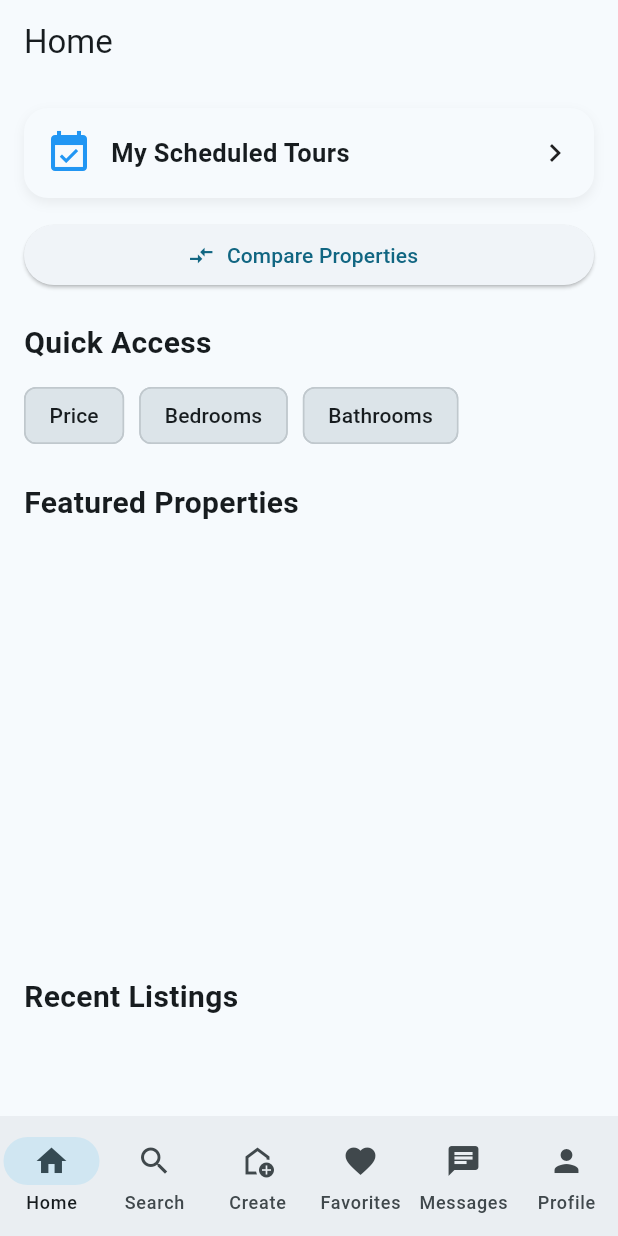
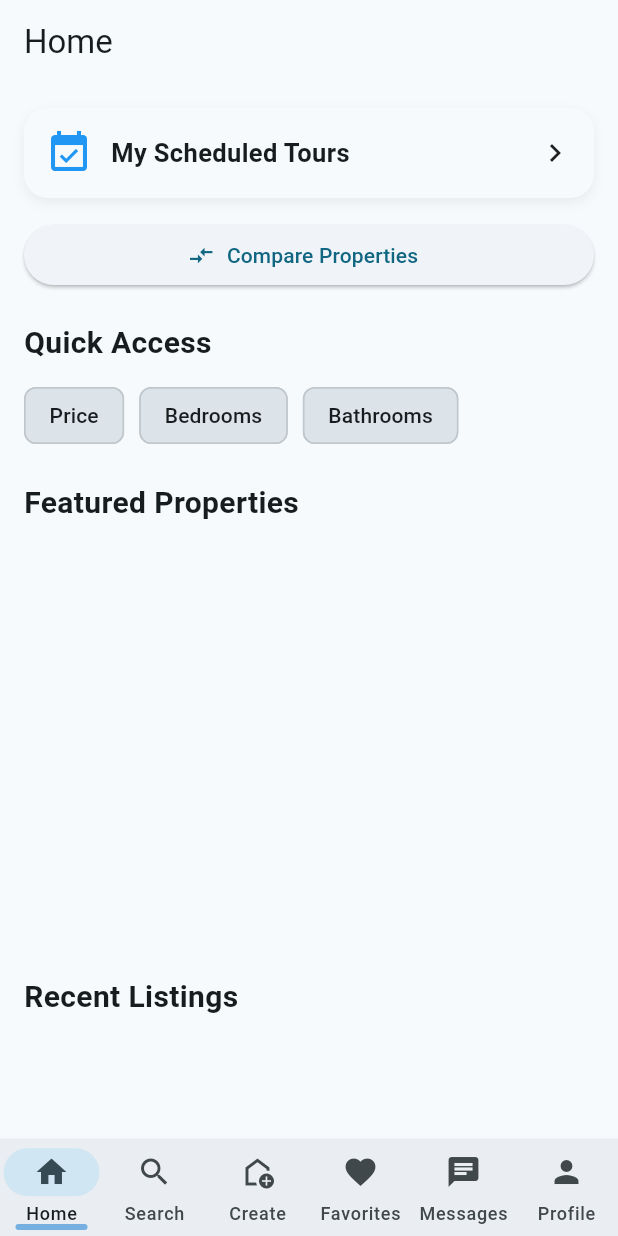
Before and after one commit to kvo110/property_pulse, a Flutter app: the NavBar screen opened directly, on a phone screen of 412 x 824 dp. Run offline on Flutter 3.47's test engine with Material 3 defaults, Android fonts, the phone set to English and light mode, and no system bars; our stand-ins replace cloud_firestore, firebase_auth, firebase_core, table_calendar; accounts and stored records are empty.

Commit message:
Added under glow to UI of nav_bar for visuals

```diff
--- a/lib/navigation/nav_bar.dart
+++ b/lib/navigation/nav_bar.dart
@@ -1,6 +1,8 @@
 // navigation/nav_bar.dart
-// Bottom navigation bar for the main sections of the app.
-// Each index here maps directly to a screen widget in the list.
+// Adds a smooth animated glow underline under the selected tab.
+// Light mode: grey glow
+// Dark mode: purple glow
+// No floating icons. Icons & layout unchanged.
 
 import 'package:flutter/material.dart';
 
@@ -19,29 +21,64 @@ class NavBar extends StatefulWidget {
   State<NavBar> createState() => _NavBarState();
 }
 
-class _NavBarState extends State<NavBar> {
+class _NavBarState extends State<NavBar> with SingleTickerProviderStateMixin {
   int pageIndex = 0;
 
-  // Order of screens matches the order of destinations below
+  late AnimationController _controller;
+  late Animation<double> _animation;
+
   final List<Widget> screens = const [
     HomeScreen(),
     SearchScreen(),
-    AddPropertyScreen(), // Create tab
+    AddPropertyScreen(),
     FavoritesScreen(),
     MessagesScreen(),
     ProfileScreen(),
   ];
 
   @override
+  void initState() {
+    super.initState();
+
+    _controller = AnimationController(
+      vsync: this,
+      duration: const Duration(milliseconds: 260),
+    );
+
+    _animation = CurvedAnimation(parent: _controller, curve: Curves.easeOut);
+  }
+
+  @override
+  void dispose() {
+    _controller.dispose();
+    super.dispose();
+  }
+
+  double _tabWidth(BuildContext context) {
+    return MediaQuery.of(context).size.width / 6;
+  }
+
+  @override
   Widget build(BuildContext context) {
+    final tabWidth = _tabWidth(context);
+
+    // Pick glow color based on theme
+    final isDark = Theme.of(context).brightness == Brightness.dark;
+    final glowColor = isDark
+        ? const Color.fromARGB(255, 158, 3, 186)
+        : const Color.fromARGB(255, 2, 115, 207);
+
     return Scaffold(
-      // Show whichever screen matches selected index
       body: screens[pageIndex],
 
-      bottomNavigationBar: NavigationBar(
+      bottomNavigationBar: Stack(
+        children: [
+          NavigationBar(
+            height: 65,
             selectedIndex: pageIndex,
             onDestinationSelected: (index) {
               setState(() => pageIndex = index);
+              _controller.forward(from: 0);
             },
             destinations: const [
               NavigationDestination(icon: Icon(Icons.home), label: "Home"),
@@ -50,9 +87,40 @@ class _NavBarState extends State<NavBar> {
                 icon: Icon(Icons.add_home_outlined),
                 label: "Create",
               ),
-          NavigationDestination(icon: Icon(Icons.favorite), label: "Favorites"),
+              NavigationDestination(
+                icon: Icon(Icons.favorite),
+                label: "Favorites",
+              ),
               NavigationDestination(icon: Icon(Icons.chat), label: "Messages"),
               NavigationDestination(icon: Icon(Icons.person), label: "Profile"),
+            ],
+          ),
+
+          // SMOOTH GLOW UNDER SELECTED TAB
+          AnimatedBuilder(
+            animation: _animation,
+            builder: (_, __) {
+              return Positioned(
+                bottom: 4,
+                left: pageIndex * tabWidth + tabWidth * 0.15,
+                child: Container(
+                  width: tabWidth * 0.7,
+                  height: 4,
+                  decoration: BoxDecoration(
+                    color: glowColor.withOpacity(0.5 + 0.5 * _animation.value),
+                    borderRadius: BorderRadius.circular(6),
+                    boxShadow: [
+                      BoxShadow(
+                        color: glowColor.withOpacity(0.4 * _animation.value),
+                        blurRadius: 8,
+                        spreadRadius: 2,
+                      ),
+                    ],
+                  ),
+                ),
+              );
+            },
+          ),
         ],
       ),
     );
```
Lines whose indentation alone changed are shown as unchanged.
